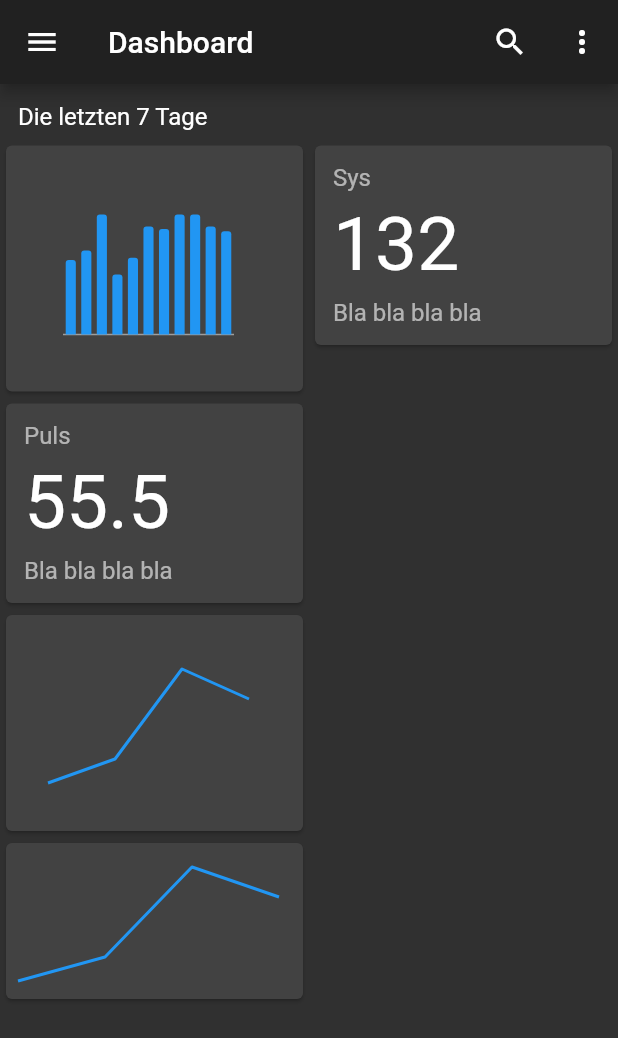
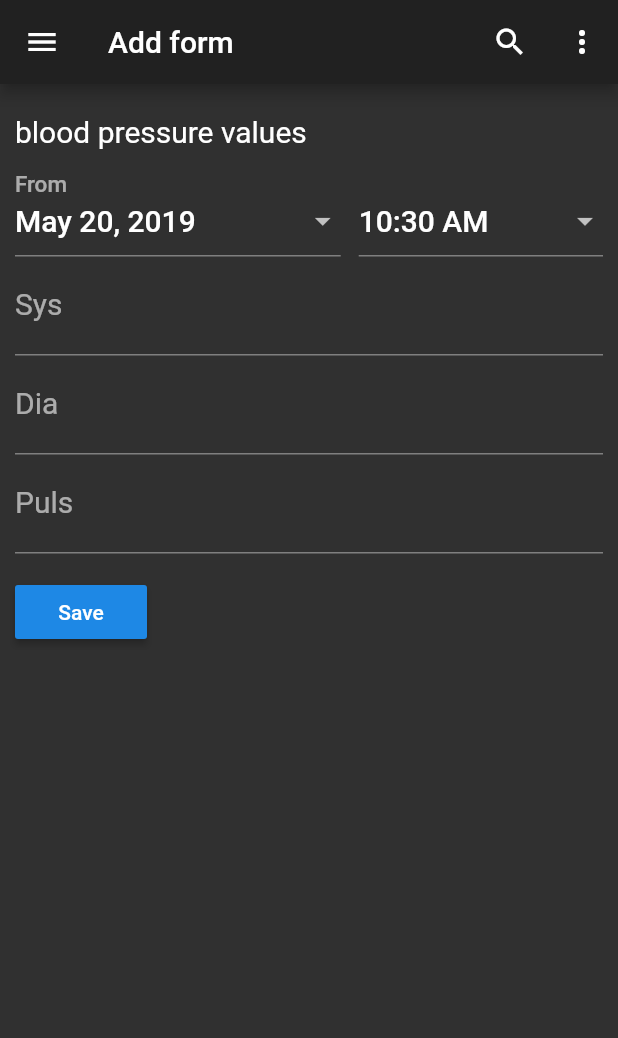
Before and after one commit to rotfuchs/flutter_vital, a Flutter app: the screen it shows after launch, on a phone screen of 412 x 824 dp. Shown: the top 1038 px of the screen. Run offline on Flutter 3.47's test engine with Material 2 defaults, Android fonts, the phone set to English and light mode, and no system bars; our stand-ins replace charts_flutter.

Commit message:
created add form with date and time picker in locale language

```diff
--- /dev/null
+++ b/lib/gui/form/add_form.dart
@@ -0,0 +1,133 @@
+import 'package:flutter/cupertino.dart';
+import 'package:flutter/material.dart';
+import 'package:flutter/widgets.dart';
+import 'package:flutter_vital/gui/form/input_widgets/date_time_picker.dart';
+
+class AddForm extends StatefulWidget {
+  @override
+  AddFormState createState() => AddFormState();
+}
+
+class AddFormState extends State<AddForm> {
+  final _formKey = GlobalKey<FormState>();
+  DateTime _fromDate = DateTime.now();
+  TimeOfDay _fromTime = TimeOfDay.now();
+
+  @override
+  Widget build(BuildContext context) {
+    return Scaffold(
+        appBar: AppBar(
+          title: Text('Add form'),
+          actions: <Widget>[
+            IconButton(icon: Icon(Icons.search), onPressed: () => null,),
+            IconButton(icon: Icon(Icons.more_vert), onPressed: () => null,)
+          ],
+          leading: IconButton(icon: Icon(Icons.menu), onPressed: () => null,),
+        ),
+        body: ListView(
+          padding: EdgeInsets.fromLTRB(10, 20, 10, 0),
+          children: <Widget>[
+            Form(
+              key: _formKey,
+              child: Column(
+              crossAxisAlignment: CrossAxisAlignment.start,
+              children: <Widget>[
+
+                  Padding(
+                    padding: EdgeInsets.fromLTRB(0, 0, 0, 5),
+                    child: Text('blood pressure values', style: TextStyle(fontSize: 20),),
+                  ),
+
+                  DateTimePicker(
+                    labelText: 'From',
+                    selectedDate: _fromDate,
+                    selectedTime: _fromTime,
+                    selectDate: (DateTime date) {
+                      setState(() {
+                        _fromDate = date;
+                      });
+                    },
+                    selectTime: (TimeOfDay time) {
+                      setState(() {
+                        _fromTime = time;
+                      });
+                    },
+                  ),
+
+                  TextFormField(
+                    keyboardType: TextInputType.number,
+                    style: TextStyle(fontSize: 20),
+                    decoration: InputDecoration(
+                        labelText: 'Sys',
+                        suffixText: 'mmHg',
+                    ),
+                    validator: (value) {
+                      if (value.isEmpty || !isNumeric(value)) {
+                        return 'Please enter a numeric value';
+                      }
+                    },
+                  ),
+                  TextFormField(
+                    keyboardType: TextInputType.number,
+                    style: TextStyle(fontSize: 20),
+                    decoration: InputDecoration(
+                        labelText: 'Dia',
+                        suffixText: 'mmHg',
+                    ),
+                    validator: (value) {
+                      if (value.isEmpty || !isNumeric(value)) {
+                        return 'Please enter a numeric value';
+                      }
+                    },
+                  ),
+                  TextFormField(
+                    keyboardType: TextInputType.number,
+                    style: TextStyle(fontSize: 20),
+                    decoration: InputDecoration(
+                        labelText: 'Puls',
+                        suffixText: 'min'
+                    ),
+                    validator: (value) {
+                      if (value.isEmpty || !isNumeric(value)) {
+                        return 'Please enter a numeric value';
+                      }
+                    },
+                  ),
+
+                  Padding(
+                    padding: EdgeInsets.fromLTRB(0, 15, 0, 0),
+                    child: RaisedButton(
+                      onPressed: () {
+                        // Validate will return true if the form is valid, or false if
+                        // the form is invalid.
+                        if (_formKey.currentState.validate()) {
+//                        // If the form is valid, we want to show a Snackbar
+//                        Scaffold.of(context)
+//                            .showSnackBar(SnackBar(content: Text('Processing Data')));
+                        }
+                      },
+                      child: Text('Save'),
+                    ),
+                  )
+
+
+
+
+
+
+
+                ],
+              )
+            )
+          ]
+        )
+    );
+  }
+}
+
+bool isNumeric(String s) {
+  if(s == null) {
+    return false;
+  }
+  return double.parse(s) != null;
+}
--- /dev/null
+++ b/lib/gui/form/input_widgets/date_time_picker.dart
@@ -0,0 +1,72 @@
+import 'dart:async';
+import 'package:flutter/material.dart';
+import 'package:flutter/widgets.dart';
+import 'package:flutter_vital/gui/form/input_widgets/input_dropdown.dart';
+import 'package:intl/intl.dart';
+
+class DateTimePicker extends StatelessWidget {
+  const DateTimePicker({
+    Key key,
+    this.labelText,
+    this.selectedDate,
+    this.selectedTime,
+    this.selectDate,
+    this.selectTime,
+  }) : super(key: key);
+
+  final String labelText;
+  final DateTime selectedDate;
+  final TimeOfDay selectedTime;
+  final ValueChanged<DateTime> selectDate;
+  final ValueChanged<TimeOfDay> selectTime;
+
+  Future<void> _selectDate(BuildContext context) async {
+    final DateTime picked = await showDatePicker(
+      context: context,
+      initialDate: selectedDate,
+      firstDate: DateTime(2015, 8),
+      lastDate: DateTime(2101),
+    );
+    if (picked != null && picked != selectedDate)
+      selectDate(picked);
+  }
+
+  Future<void> _selectTime(BuildContext context) async {
+    final TimeOfDay picked = await showTimePicker(
+      context: context,
+      initialTime: selectedTime,
+    );
+    if (picked != null && picked != selectedTime)
+      selectTime(picked);
+  }
+
+  @override
+  Widget build(BuildContext context) {
+    final TextStyle valueStyle = Theme.of(context).textTheme.title;
+    Locale myLocale = Localizations.localeOf(context);
+
+    return Row(
+      crossAxisAlignment: CrossAxisAlignment.end,
+      children: <Widget>[
+        Expanded(
+          flex: 4,
+          child: InputDropdown(
+            labelText: labelText,
+            valueText: DateFormat.yMMMd(myLocale.countryCode).format(selectedDate),
+            valueStyle: valueStyle,
+            onPressed: () { _selectDate(context); },
+          ),
+        ),
+        const SizedBox(width: 12.0),
+        Expanded(
+          flex: 3,
+          child: InputDropdown(
+            valueText: selectedTime.format(context),
+            valueStyle: valueStyle,
+            onPressed: () { _selectTime(context); },
+          ),
+        ),
+      ],
+    );
+  }
+}
--- /dev/null
+++ b/lib/gui/form/input_widgets/input_dropdown.dart
@@ -0,0 +1,43 @@
+
+import 'package:flutter/material.dart';
+import 'package:flutter/widgets.dart';
+
+class InputDropdown extends StatelessWidget {
+  const InputDropdown({
+    Key key,
+    this.child,
+    this.labelText,
+    this.valueText,
+    this.valueStyle,
+    this.onPressed,
+  }) : super(key: key);
+
+  final String labelText;
+  final String valueText;
+  final TextStyle valueStyle;
+  final VoidCallback onPressed;
+  final Widget child;
+
+  @override
+  Widget build(BuildContext context) {
+    return InkWell(
+      onTap: onPressed,
+      child: InputDecorator(
+        decoration: InputDecoration(
+          labelText: labelText,
+        ),
+        baseStyle: valueStyle,
+        child: Row(
+          mainAxisAlignment: MainAxisAlignment.spaceBetween,
+          mainAxisSize: MainAxisSize.min,
+          children: <Widget>[
+            Text(valueText, style: valueStyle),
+            Icon(Icons.arrow_drop_down,
+              color: Theme.of(context).brightness == Brightness.light ? Colors.grey.shade700 : Colors.white70,
+            ),
+          ],
+        ),
+      ),
+    );
+  }
+}
--- a/lib/main.dart
+++ b/lib/main.dart
@@ -1,17 +1,29 @@
+import 'package:flutter_localizations/flutter_localizations.dart';
 import 'package:flutter/material.dart';
 import 'package:flutter_vital/gui/dashboard/charts/blood_pressure_line_chart.dart';
 import 'package:charts_flutter/flutter.dart' as charts;
-import 'package:flutter_vital/gui/dashboard/dashboard.dart';
+import 'package:flutter_vital/gui/form/add_form.dart';
 
 void main() => runApp(MyApp());
 
 class MyApp extends StatelessWidget {
   @override
   Widget build(BuildContext context) {
+
     return MaterialApp(
       title: 'Flutter Demo',
 
-      home: Dashboard(),
+      localizationsDelegates: [
+        GlobalMaterialLocalizations.delegate,
+        GlobalWidgetsLocalizations.delegate,
+      ],
+
+      supportedLocales: [
+        const Locale('en'),
+        const Locale('de'),
+      ],
+
+      home: AddForm(),
 
       theme: ThemeData.dark()
 
--- a/pubspec.yaml
+++ b/pubspec.yaml
@@ -24,6 +24,8 @@ dependencies:
   # Use with the CupertinoIcons class for iOS style icons.
   cupertino_icons: ^0.1.2
   charts_flutter: ^0.6.0
+  flutter_localizations:
+    sdk: flutter
 
 dev_dependencies:
   flutter_test:
```
Also changed, not shown: lib/gui/form/date_and_time_picker_example.dart (added, +217 -0 lines).
